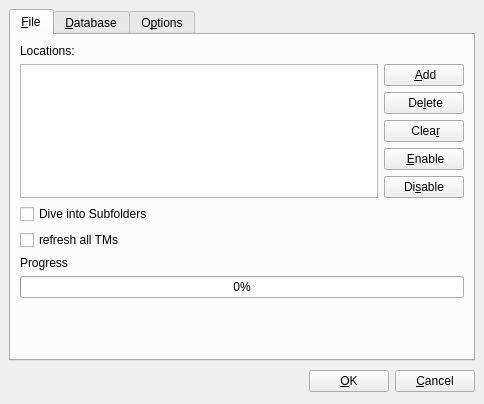
Above: pootling/ui/tmSetting.ui from cc-archive/pootle before the change. Below: the same form after it.
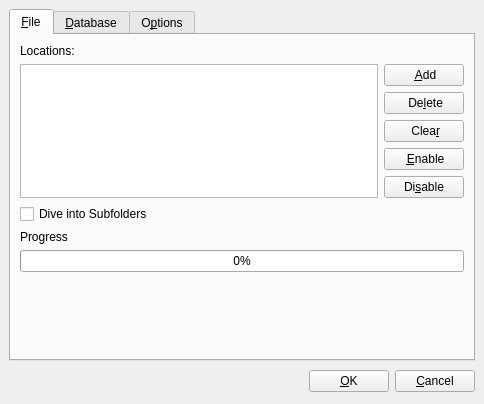
That is the form after the change. Icons and pictures are not drawn.

The edit to the form file:
```diff
--- a/pootling/ui/tmSetting.ui
+++ b/pootling/ui/tmSetting.ui
@@ -171,13 +171,6 @@
          </property>
         </widget>
        </item>
-       <item row="7" column="0" >
-        <widget class="QCheckBox" name="chbrefreshAllTMs" >
-         <property name="text" >
-          <string>refresh all TMs</string>
-         </property>
-        </widget>
-       </item>
       </layout>
      </widget>
      <widget class="QWidget" name="tab_3" >
```
